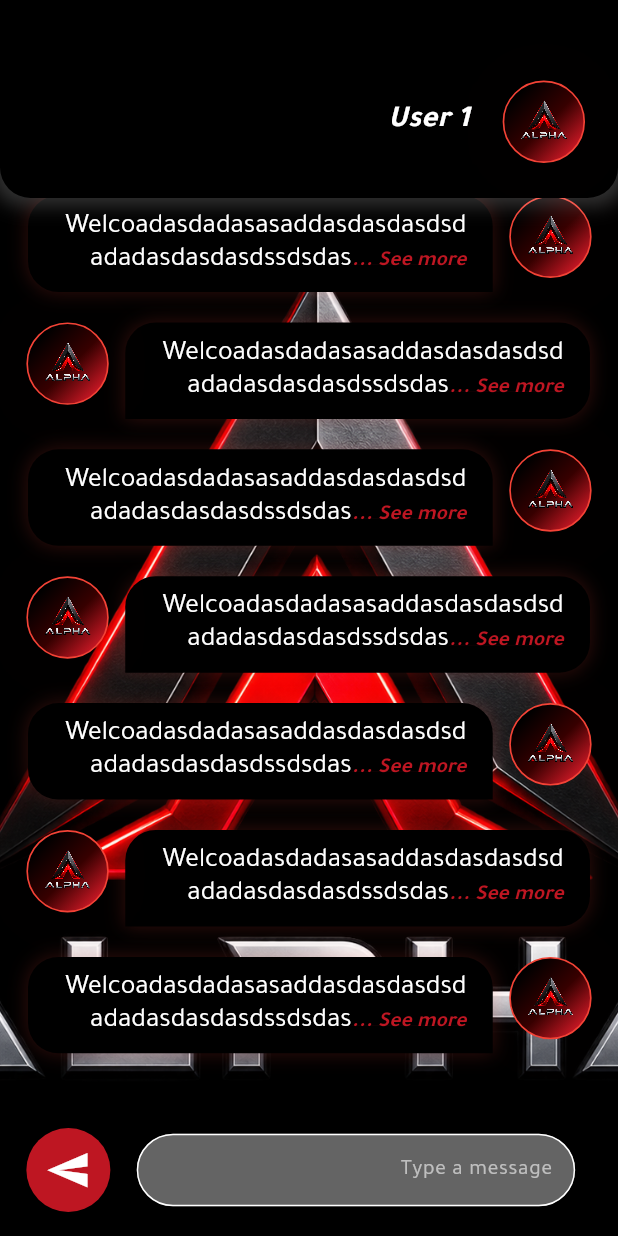
After one commit to MohamedRomana/alpha, a Flutter app: the Chats screen opened by its route, after a tap on an icon or button, on a phone screen of 412 x 824 dp. The commit adds this screen. Run offline on Flutter 3.47's test engine with Material 3 defaults, Android fonts, the phone set to English and light mode, and no system bars; our stand-ins replace cached_network_image, dio, easy_localization, flash, flutter_bloc, flutter_screenutil and 8 more; accounts and stored records are empty; project files that could hold a hidden picture were left out.

Commit message:
finish alpha chat details

```diff
--- a/lib/core/routing/app_router.dart
+++ b/lib/core/routing/app_router.dart
@@ -3,6 +3,7 @@ import 'package:flutter/material.dart';
 import '../../features/auth/login/ui/login.dart';
 import '../../features/auth/register/ui/register.dart';
 import '../../features/start/spalsh/splash.dart';
+import '../../features/users/chat_details/ui/chat_details.dart';
 import '../../features/users/chats/ui/chats.dart';
 import '../../features/users/home/home.dart';
 import 'routes.dart';
@@ -18,10 +19,13 @@ class AppRouter {
         return _fadeRoute(builder: (_) => const Home());
       case Routes.login:
         return _fadeRoute(builder: (_) => const LogIn());
-        case Routes.register:
+      case Routes.register:
         return _fadeRoute(builder: (_) => const Register());
-        case Routes.chats:
+      case Routes.chats:
         return _fadeRoute(builder: (_) => const Chats());
+      case Routes.chatDetails:
+        final argument = settings.arguments as String;
+        return _fadeRoute(builder: (_) => ChatDetails(title: argument));
 
       default:
         // أي راوت من غير `case` بيقع هنا وبيفتح السبلاش — بنطبع تحذير في
--- a/lib/core/routing/routes.dart
+++ b/lib/core/routing/routes.dart
@@ -4,4 +4,5 @@ class Routes {
   static const String login = '/login';
   static const String register = '/register';
   static const String chats = '/chats';
+  static const String chatDetails = '/chat_details';
 }
--- a/lib/core/widgets/custom_app_bar.dart
+++ b/lib/core/widgets/custom_app_bar.dart
@@ -1,16 +1,14 @@
 import 'package:alpha/core/widgets/animation_gradient.dart';
-import 'package:easy_localization/easy_localization.dart';
 import 'package:flutter/material.dart';
 import 'package:flutter_screenutil/flutter_screenutil.dart';
-
 import '../../gen/assets.gen.dart';
 import '../../gen/fonts.gen.dart';
-import '../../generated/locale_keys.g.dart';
 import 'app_text.dart';
 import 'logo_animations.dart';
 
 class CustomAppBar extends StatelessWidget {
-  const CustomAppBar({super.key});
+  final String? title;
+  const CustomAppBar({super.key, this.title});
 
   @override
   Widget build(BuildContext context) {
@@ -50,8 +48,9 @@ class CustomAppBar extends StatelessWidget {
 
           SizedBox(width: 20.w),
           AppText(
-            text: LocaleKeys.chats.tr(),
+            text: title ?? "Alpha",
             size: 20.sp,
+            fontStyle: FontStyle.italic,
             family: FontFamily.tajawalBold,
             color: Colors.white,
           ),
--- /dev/null
+++ b/lib/features/users/chat_details/ui/chat_details.dart
@@ -0,0 +1,149 @@
+import 'package:alpha/core/widgets/custom_app_bar.dart';
+import 'package:alpha/gen/assets.gen.dart';
+import 'package:flutter/material.dart';
+import 'package:flutter_screenutil/flutter_screenutil.dart';
+import '../../../../core/constants/colors.dart';
+import '../../../../core/widgets/animation_gradient.dart';
+import '../../../../core/widgets/logo_animations.dart';
+import '../../../../gen/fonts.gen.dart';
+import 'widgets/back_groung_image.dart';
+import 'widgets/see_more_text.dart';
+import 'widgets/send_message.dart';
+
+class ChatDetails extends StatelessWidget {
+  final String title;
+  const ChatDetails({super.key, required this.title});
+
+  @override
+  Widget build(BuildContext context) {
+    return Scaffold(
+      extendBody: true,
+      appBar: PreferredSize(
+        preferredSize: Size.fromHeight(150.h),
+        child: CustomAppBar(title: title),
+      ),
+      floatingActionButtonLocation: FloatingActionButtonLocation.centerFloat,
+      floatingActionButtonAnimator: FloatingActionButtonAnimator.scaling,
+      floatingActionButton: SendMessage(),
+      body: Stack(
+        children: [
+          BackGroundImage(),
+          SizedBox(
+            width: 500.w,
+            child: ListView.separated(
+              itemCount: 20,
+              reverse: true,
+              physics: const BouncingScrollPhysics(),
+              padding: EdgeInsetsDirectional.only(
+                top: 20.h,
+                start: 16.w,
+                end: 16.w,
+                bottom: 120.h,
+              ),
+              separatorBuilder: (context, index) => SizedBox(height: 20.h),
+              itemBuilder: (context, index) {
+                return Align(
+                  alignment: index % 2 == 0
+                      ? Alignment.centerRight
+                      : Alignment.centerLeft,
+                  child: Row(
+                    mainAxisSize: MainAxisSize.min,
+
+                    crossAxisAlignment: CrossAxisAlignment.start,
+                    children: [
+                      index % 2 == 0
+                          ? Row(
+                              children: [
+                                AnimatedGradientCircle(
+                                  child: AlphaLogoFX(
+                                    style: LogoAnimationStyle.auth,
+                                    child: Image.asset(
+                                      Assets.img.logo.path,
+                                      width: 30.w,
+                                      height: 30.w,
+                                      fit: BoxFit.cover,
+                                    ),
+                                  ),
+                                ),
+                                SizedBox(width: 10.w),
+                              ],
+                            )
+                          : SizedBox(),
+                      Container(
+                        padding: EdgeInsetsDirectional.only(
+                          start: 16.w,
+                          end: 16.w,
+                          top: 10.h,
+                          bottom: 10.h,
+                        ),
+                        decoration: BoxDecoration(
+                          color: Colors.black,
+                          borderRadius: BorderRadiusDirectional.only(
+                            topStart: Radius.circular(20.r),
+                            topEnd: Radius.circular(20.r),
+                            bottomStart: index % 2 != 0
+                                ? Radius.circular(20.r)
+                                : Radius.circular(0.r),
+                            bottomEnd: index % 2 == 0
+                                ? Radius.circular(20.r)
+                                : Radius.circular(0.r),
+                          ),
+                          boxShadow: [
+                            BoxShadow(
+                              color: Colors.red.withAlpha(50),
+                              spreadRadius: 0.5.r,
+                              blurRadius: 10.r,
+                            ),
+                          ],
+                        ),
+                        child: SizedBox(
+                          width: 250.w,
+                          child: SeeMoreText(
+                            text:
+                                'Welcoadasdadasasaddasdasdasdsdadadasdasdasdssdsdasdadasdasdsadasdasddadasdasdddasdasdasdasasdsdasme to ALPHA',
+                            maxLines: 2,
+                            textStyle: TextStyle(
+                              fontSize: 18.sp,
+                              color: Colors.white,
+                              fontFamily: FontFamily.tajawalRegular,
+                            ),
+                            seeMoreStyle: TextStyle(
+                              fontSize: 14.sp,
+                              fontWeight: FontWeight.bold,
+                              color: AppColors.darkRed,
+                              decoration: TextDecoration.underline,
+                              fontStyle: FontStyle.italic,
+                              fontFamily: FontFamily.tajawalBold,
+                            ),
+                          ),
+                        ),
+                      ),
+                      index % 2 != 0
+                          ? Row(
+                              children: [
+                                SizedBox(width: 10.w),
+                                AnimatedGradientCircle(
+                                  child: AlphaLogoFX(
+                                    style: LogoAnimationStyle.auth,
+                                    child: Image.asset(
+                                      Assets.img.logo.path,
+                                      width: 30.w,
+                                      height: 30.w,
+                                      fit: BoxFit.cover,
+                                    ),
+                                  ),
+                                ),
+                              ],
+                            )
+                          : SizedBox(),
+                    ],
+                  ),
+                );
+              },
+            ),
+          ),
+        ],
+      ),
+    );
+  }
+}
--- /dev/null
+++ b/lib/features/users/chat_details/ui/widgets/back_groung_image.dart
@@ -0,0 +1,19 @@
+import 'package:flutter/material.dart';
+
+import '../../../../../gen/assets.gen.dart';
+
+class BackGroundImage extends StatelessWidget {
+  const BackGroundImage({
+    super.key,
+  });
+
+  @override
+  Widget build(BuildContext context) {
+    return Image.asset(
+      Assets.img.logo.path,
+      fit: BoxFit.cover,
+      width: double.infinity,
+      height: double.infinity,
+    );
+  }
+}
--- /dev/null
+++ b/lib/features/users/chat_details/ui/widgets/see_more_text.dart
@@ -0,0 +1,105 @@
+import 'package:flutter/gestures.dart';
+import 'package:flutter/material.dart';
+
+class SeeMoreText extends StatefulWidget {
+  final String text;
+  final int maxLines;
+  final TextStyle textStyle;
+  final TextStyle seeMoreStyle;
+
+  const SeeMoreText({
+    super.key,
+    required this.text,
+    this.maxLines = 2,
+    required this.textStyle,
+    required this.seeMoreStyle,
+  });
+
+  @override
+  State<SeeMoreText> createState() => _SeeMoreTextState();
+}
+
+class _SeeMoreTextState extends State<SeeMoreText> {
+  bool _expanded = false;
+
+  @override
+  Widget build(BuildContext context) {
+    return LayoutBuilder(
+      builder: (context, constraints) {
+        if (_expanded) {
+          return RichText(
+            text: TextSpan(
+              children: [
+                TextSpan(text: widget.text, style: widget.textStyle),
+                TextSpan(
+                  text: '  See less',
+                  style: widget.seeMoreStyle,
+                  recognizer: TapGestureRecognizer()
+                    ..onTap = () {
+                      setState(() {
+                        _expanded = false;
+                      });
+                    },
+                ),
+              ],
+            ),
+          );
+        }
+
+        final text = _getCollapsedText(widget.text, constraints.maxWidth);
+
+        return RichText(
+          maxLines: widget.maxLines,
+          overflow: TextOverflow.clip,
+          text: TextSpan(
+            children: [
+              TextSpan(text: text, style: widget.textStyle),
+              TextSpan(
+                text: '... See more',
+                style: widget.seeMoreStyle,
+                recognizer: TapGestureRecognizer()
+                  ..onTap = () {
+                    setState(() {
+                      _expanded = true;
+                    });
+                  },
+              ),
+            ],
+          ),
+        );
+      },
+    );
+  }
+
+  String _getCollapsedText(String text, double maxWidth) {
+    String result = text;
+
+    final suffix = '... See more';
+
+    int low = 0;
+    int high = text.length;
+
+    while (low <= high) {
+      final mid = (low + high) ~/ 2;
+
+      final testText = text.substring(0, mid);
+
+      final painter = TextPainter(
+        text: TextSpan(text: '$testText$suffix', style: widget.textStyle),
+        textDirection: TextDirection.ltr,
+        maxLines: widget.maxLines,
+      );
+
+      painter.layout(maxWidth: maxWidth);
+
+      if (!painter.didExceedMaxLines) {
+        result = testText;
+        low = mid + 1;
+      } else {
+        high = mid - 1;
+      }
+    }
+
+    return result.trimRight();
+  }
+}
--- /dev/null
+++ b/lib/features/users/chat_details/ui/widgets/send_message.dart
@@ -0,0 +1,40 @@
+import 'package:flutter/material.dart';
+import 'package:flutter_screenutil/flutter_screenutil.dart';
+
+import '../../../../../core/constants/colors.dart';
+import '../../../../../core/widgets/app_input.dart';
+
+class SendMessage extends StatelessWidget {
+  const SendMessage({
+    super.key,
+  });
+
+  @override
+  Widget build(BuildContext context) {
+    return Row(
+      children: [
+        SizedBox(width: 16.w),
+        Expanded(
+          child: AppInput(
+            hint: 'Type a message',
+            color: Colors.white.withAlpha(100),
+            filled: true,
+            end: 0,
+            start: 10.w,
+            borderColorr: Colors.white,
+            enabledBorderColor: Colors.white,
+            hintColor: Colors.white.withAlpha(150),
+          ),
+        ),
+        SizedBox(width: 16.w),
+        FloatingActionButton(
+          onPressed: () {},
+          backgroundColor: AppColors.secondray,
+          shape: CircleBorder(),
+          child: Icon(Icons.send, color: Colors.white, size: 30.sp),
+        ),
+        SizedBox(width: 16.w),
+      ],
+    );
+  }
+}
--- a/lib/features/users/chats/ui/chats.dart
+++ b/lib/features/users/chats/ui/chats.dart
@@ -1,8 +1,11 @@
+import 'package:alpha/core/helper/extentions.dart';
 import 'package:alpha/core/widgets/app_text.dart';
 import 'package:flutter/material.dart';
 import 'package:flutter_screenutil/flutter_screenutil.dart';
 import 'package:flutter_staggered_animations/flutter_staggered_animations.dart';
+import '../../../../core/routing/routes.dart';
 import '../../../../core/widgets/animation_gradient.dart';
+import '../../../../core/widgets/confirm_exit.dart';
 import '../../../../core/widgets/custom_app_bar.dart';
 import '../../../../core/widgets/logo_animations.dart';
 import '../../../../gen/assets.gen.dart';
@@ -13,7 +16,12 @@ class Chats extends StatelessWidget {
 
   @override
   Widget build(BuildContext context) {
-    return Scaffold(
+    return PopScope(
+      canPop: false,
+      onPopInvokedWithResult: (didPop, _) {
+        if (!didPop) confirmExit(context);
+      },
+      child: Scaffold(
         appBar: PreferredSize(
           preferredSize: Size.fromHeight(150.h),
           child: CustomAppBar(),
@@ -36,6 +44,10 @@ class Chats extends StatelessWidget {
                 child: SlideAnimation(
                   verticalOffset: 50.h,
                   child: FadeInAnimation(
+                    child: InkWell(
+                      onTap: () {
+                        context.pushNamed(Routes.chatDetails, arguments: 'User ${index + 1}');
+                      },
                       child: Container(
                         height: 100.h,
                         decoration: BoxDecoration(
@@ -98,8 +110,10 @@ class Chats extends StatelessWidget {
                       ),
                     ),
                   ),
+                ),
               );
             },
+          ),
         ),
       ),
     );
```
Lines whose indentation alone changed are shown as unchanged.
